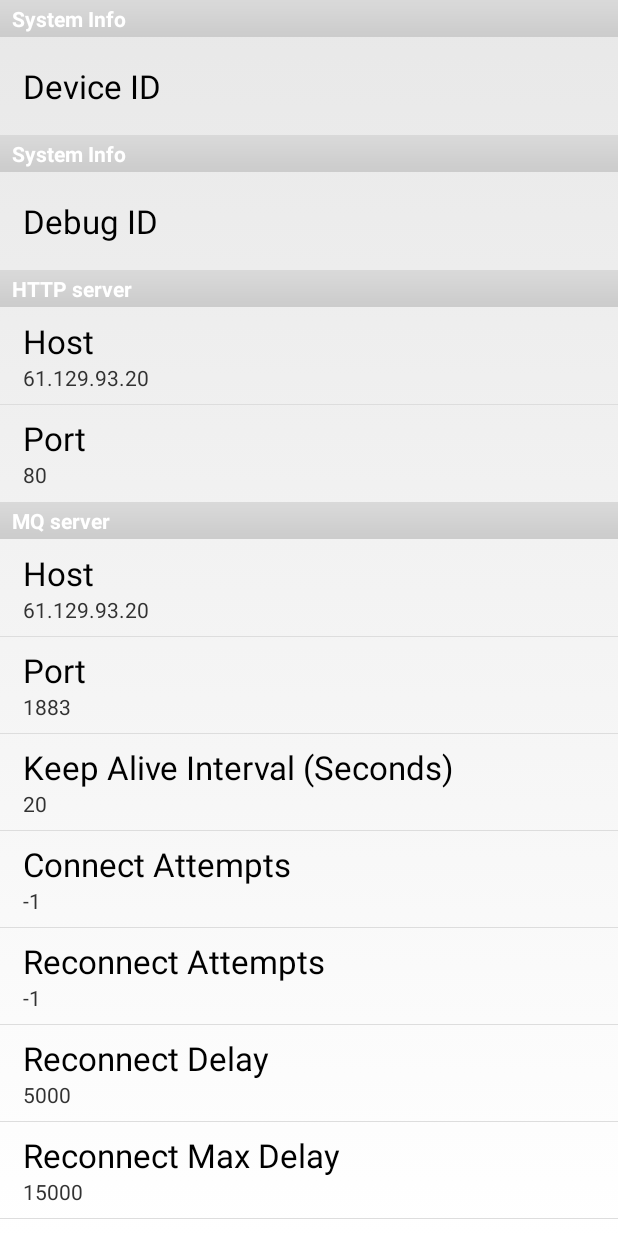
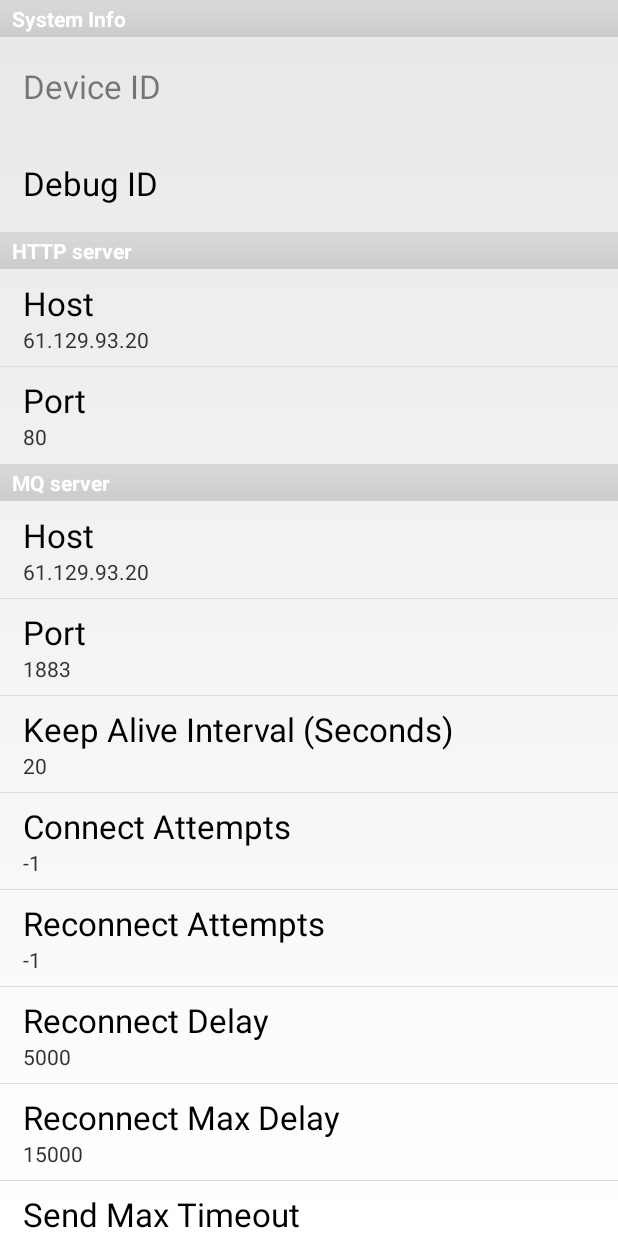
Before and after one commit to Edwardzhangyuhang/Escort, an Android app: the screen it shows after launch (SettingsActivity), on a phone screen of 412 x 824 dp. Run offline under Robolectric (Android 15) with nearby library versions, the phone set to English and light mode, and no system bars.

```diff
--- a/app/src/main/java/com/foxconn/cnsbg/escort/mainctrl/SettingsActivity.java
+++ b/app/src/main/java/com/foxconn/cnsbg/escort/mainctrl/SettingsActivity.java
@@ -96,9 +96,6 @@ public class SettingsActivity extends PreferenceActivity
         EditTextPreference pref = (EditTextPreference) preference;
         String value = String.valueOf(o);
 
-        if (pref.getKey().equals(getString(R.string.key_device_id)) && TextUtils.isEmpty(value))
-            value = ((TelephonyManager) getSystemService(Context.TELEPHONY_SERVICE)).getDeviceId();
-
         pref.setSummary(value);
 
         Handler handler = new Handler();
--- a/app/src/main/res/xml/pref_sys.xml
+++ b/app/src/main/res/xml/pref_sys.xml
@@ -4,16 +4,14 @@
         <EditTextPreference
             android:key="@string/key_device_id"
             android:title="@string/device_id"
-            android:enabled="true"
-            android:selectable="true"
-            android:selectAllOnFocus="true"
+            android:enabled="false"
+            android:selectable="false"
+            android:selectAllOnFocus="false"
             android:inputType="text"
             android:capitalize="characters"
             android:singleLine="true"
             android:maxLines="1" />
-    </PreferenceCategory>
 
-    <PreferenceCategory android:title="@string/sys_info_title">
         <EditTextPreference
             android:key="@string/key_debug_id"
             android:title="@string/debug_id"
```
